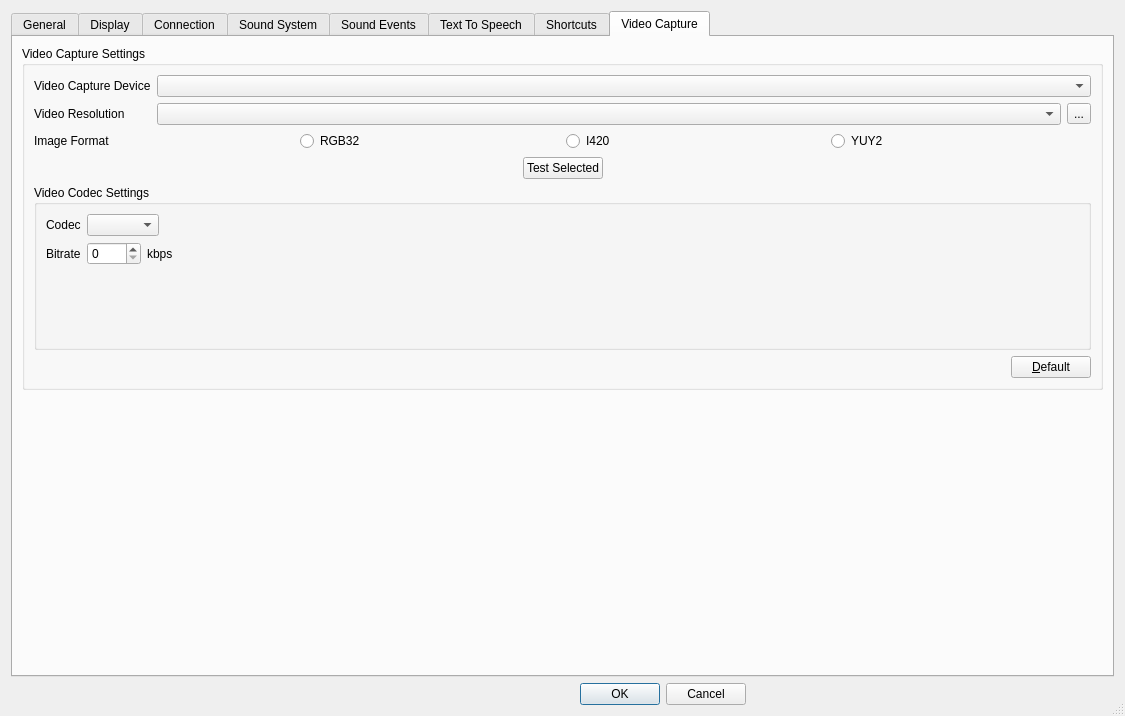
BearWare/TeamTalk5, file Client/qtTeamTalk/preferences.ui: the form before one commit.
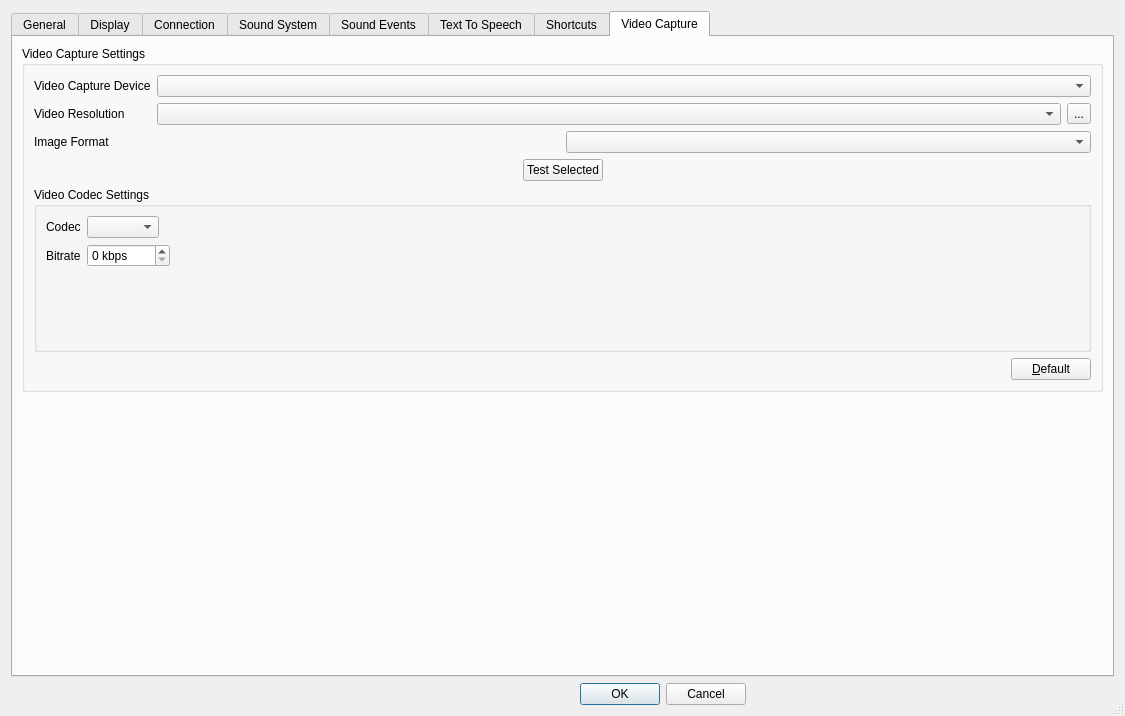
The form after the commit. The open tabs and pages were chosen to show the change. Icons and pictures are not drawn. Custom widgets are drawn as their Qt base class.

Commit message: Replace radiobuttons by Combobox in video capture tab

Patch:
```diff
--- a/Client/qtTeamTalk/preferences.ui
+++ b/Client/qtTeamTalk/preferences.ui
@@ -2041,25 +2041,7 @@
              </widget>
             </item>
             <item>
-             <widget class="QRadioButton" name="vidrgb32RadioButton">
-              <property name="text">
-               <string>RGB32</string>
-              </property>
-             </widget>
-            </item>
-            <item>
-             <widget class="QRadioButton" name="vidi420RadioButton">
-              <property name="text">
-               <string>I420</string>
-              </property>
-             </widget>
-            </item>
-            <item>
-             <widget class="QRadioButton" name="vidyuy2RadioButton">
-              <property name="text">
-               <string>YUY2</string>
-              </property>
-             </widget>
+             <widget class="QComboBox" name="vidImgFmtBox"/>
             </item>
            </layout>
           </item>
@@ -2200,12 +2182,8 @@
                      <property name="value">
                       <number>0</number>
                      </property>
-                    </widget>
-                   </item>
-                   <item>
-                    <widget class="QLabel" name="label_43">
-                     <property name="text">
-                      <string notr="true">kbps</string>
+                     <property name="suffix">
+                      <string> kbps</string>
                      </property>
                     </widget>
                    </item>
```
Left out of the diff: 2 changed lines with no effect on the pictures. The commit also changes 1 other file.
